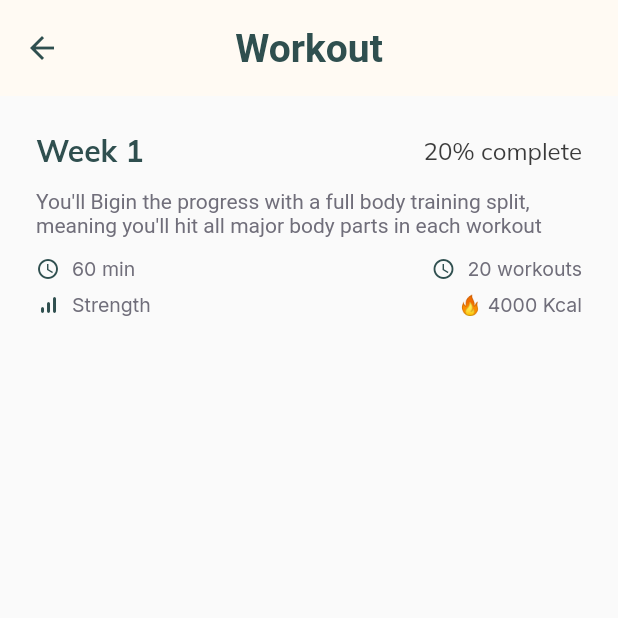
After one commit to ContinuumTeam/GymHabit, a Flutter app: the Program screen opened directly, on a phone screen of 412 x 824 dp, the top half of it. The commit adds this screen. Run offline on Flutter 3.47's test engine with Material 2 defaults, Android fonts, the phone set to English and light mode, and no system bars; our stand-ins replace dartz, dio, easy_date_timeline, equatable, firebase_core, fl_chart and 6 more; accounts and stored records are empty.

Commit message:
refactor: criado intro program

```diff
--- a/lib/app_widget.dart
+++ b/lib/app_widget.dart
@@ -6,6 +6,7 @@ import 'core/injections/container_injection.dart';
 import 'features/auth/presenter/controllers/login_controller.dart';
 import 'features/auth/presenter/screens/pages/login/login_page.dart';
 import 'features/home/presenter/home_page.dart';
+import 'features/home/presenter/pages/program.dart';
 
 class AppWidget extends StatelessWidget {
   const AppWidget({super.key});
@@ -32,6 +33,7 @@ class AppWidget extends StatelessWidget {
               controller: getIt.get<LoginController>(),
             ),
         "/home": (context) => const HomePage(),
+        "/program": (context) => const Program(),
       },
     );
   }
--- /dev/null
+++ b/lib/features/home/presenter/pages/program.dart
@@ -0,0 +1,121 @@
+import 'package:flutter/material.dart';
+import 'package:gymhabit/features/theme/app_colors.dart';
+import 'package:gymhabit/features/theme/app_text.dart';
+
+class Program extends StatefulWidget {
+  const Program({super.key});
+
+  @override
+  State<Program> createState() => _ProgramState();
+}
+
+class _ProgramState extends State<Program> {
+  @override
+  Widget build(BuildContext context) {
+    return SafeArea(
+      child: Scaffold(
+        appBar: AppBar(
+          toolbarHeight: 64,
+          title: const Text(
+            'Workout',
+            style: TextStyle(
+              color: AppColors.primary,
+              fontSize: 26,
+              fontWeight: FontWeight.w600,
+            ),
+          ),
+          iconTheme: const IconThemeData(color: AppColors.primary),
+          centerTitle: true,
+          backgroundColor: AppColors.background,
+          elevation: 0,
+        ),
+        body: Container(
+          margin: const EdgeInsets.only(top: 24),
+          padding: const EdgeInsets.symmetric(horizontal: 24),
+          child: Column(
+            children: [
+              Column(
+                children: [
+                  Row(
+                    mainAxisAlignment: MainAxisAlignment.spaceBetween,
+                    children: [
+                      Text('Week 1', style: AppText.titleRegular),
+                      Text(' 20% complete', style: AppText.trailingRegular),
+                    ],
+                  ),
+                  Container(
+                    margin: const EdgeInsets.symmetric(vertical: 8),
+                    child: const Padding(
+                      padding: EdgeInsets.symmetric(vertical: 5),
+                      child: Text(
+                        "You'll Bigin the progress with a full body training split, meaning you'll hit all major body parts in each workout",
+                        style: TextStyle(
+                          color: AppColors.body,
+                          fontWeight: FontWeight.w400,
+                          fontSize: 14,
+                        ),
+                      ),
+                    ),
+                  ),
+                ],
+              ),
+              Row(
+                mainAxisAlignment: MainAxisAlignment.spaceBetween,
+                children: [
+                  Row(
+                    children: [
+                      Container(
+                        margin: const EdgeInsets.only(right: 8),
+                        child: const Icon(
+                          Icons.access_time,
+                          color: AppColors.primary,
+                          size: 16,
+                        ),
+                      ),
+                      Text('60 min', style: AppText.captionBody),
+                    ],
+                  ),
+                  Row(
+                    children: [
+                      Container(
+                        margin: const EdgeInsets.only(right: 8),
+                        child: const Icon(
+                          Icons.access_time,
+                          color: AppColors.primary,
+                          size: 16,
+                        ),
+                      ),
+                      Text('20 workouts', style: AppText.captionBody),
+                    ],
+                  ),
+                ],
+              ),
+              Container(
+                margin: const EdgeInsets.only(top: 8),
+                child: Row(
+                  mainAxisAlignment: MainAxisAlignment.spaceBetween,
+                  children: [
+                    Row(
+                      children: [
+                        Container(
+                          margin: const EdgeInsets.only(right: 8),
+                          child: const Icon(
+                            Icons.signal_cellular_alt_rounded,
+                            color: AppColors.primary,
+                            size: 16,
+                          ),
+                        ),
+                        Text('Strength', style: AppText.captionBody),
+                      ],
+                    ),
+                    Text('🔥 4000 Kcal', style: AppText.captionBody),
+                  ],
+                ),
+              ),
+            ],
+          ),
+        ),
+      ),
+    );
+  }
+}
--- a/lib/features/home/presenter/pages/workout.dart
+++ /dev/null
@@ -1,15 +0,0 @@
-import 'package:flutter/material.dart';
-
-class Workout extends StatefulWidget {
-  const Workout({super.key});
-
-  @override
-  State<Workout> createState() => _WorkoutState();
-}
-
-class _WorkoutState extends State<Workout> {
-  @override
-  Widget build(BuildContext context) {
-    return const Placeholder();
-  }
-}
--- a/lib/features/home/presenter/widgets/card_program_widget.dart
+++ b/lib/features/home/presenter/widgets/card_program_widget.dart
@@ -22,7 +22,11 @@ class CardProgramWidget extends StatelessWidget {
 
   @override
   Widget build(BuildContext context) {
-    return Container(
+    return InkWell(
+      onTap: () {
+        Navigator.pushNamed(context, '/program');
+      },
+      child: Container(
         margin: const EdgeInsets.symmetric(vertical: 8),
         padding: const EdgeInsets.all(16),
         decoration: BoxDecoration(
@@ -97,6 +101,7 @@ class CardProgramWidget extends StatelessWidget {
             )
           ],
         ),
+      ),
     );
   }
 }
```
Lines whose indentation alone changed are shown as unchanged.
